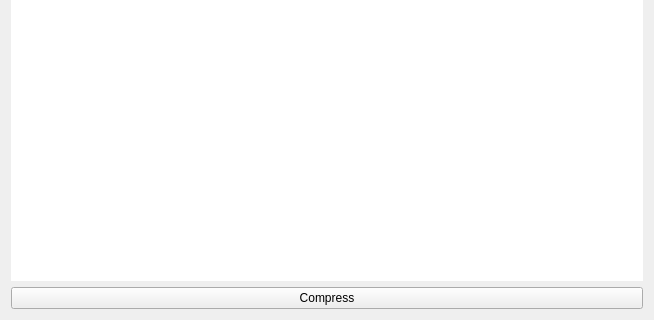
Before: the Qt Designer form caesiumph.ui in Lymphatus/CaesiumPH, drawn with Qt 5; both pictures show x 0 to 654 and y 147 to 467 of the 654 by 467 pixel window.
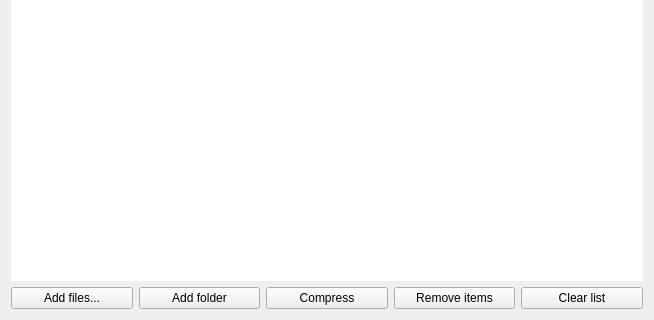
After: the same form once the commit is applied.

Diff of the .ui file:
```diff
--- a/caesiumph.ui
+++ b/caesiumph.ui
@@ -20,6 +20,20 @@
    <layout class="QGridLayout" name="gridLayout_2">
     <item row="1" column="0" colspan="2">
      <layout class="QHBoxLayout" name="horizontalLayout">
+      <item>
+       <widget class="QPushButton" name="addFilesButton">
+        <property name="text">
+         <string>Add files...</string>
+        </property>
+       </widget>
+      </item>
+      <item>
+       <widget class="QPushButton" name="addFolderButton">
+        <property name="text">
+         <string>Add folder</string>
+        </property>
+       </widget>
+      </item>
       <item>
        <widget class="QPushButton" name="compressButton">
         <property name="text">
@@ -27,6 +41,20 @@
         </property>
        </widget>
       </item>
+      <item>
+       <widget class="QPushButton" name="removeItemButton">
+        <property name="text">
+         <string>Remove items</string>
+        </property>
+       </widget>
+      </item>
+      <item>
+       <widget class="QPushButton" name="clearButton">
+        <property name="text">
+         <string>Clear list</string>
+        </property>
+       </widget>
+      </item>
      </layout>
     </item>
     <item row="0" column="0" colspan="2">
```
